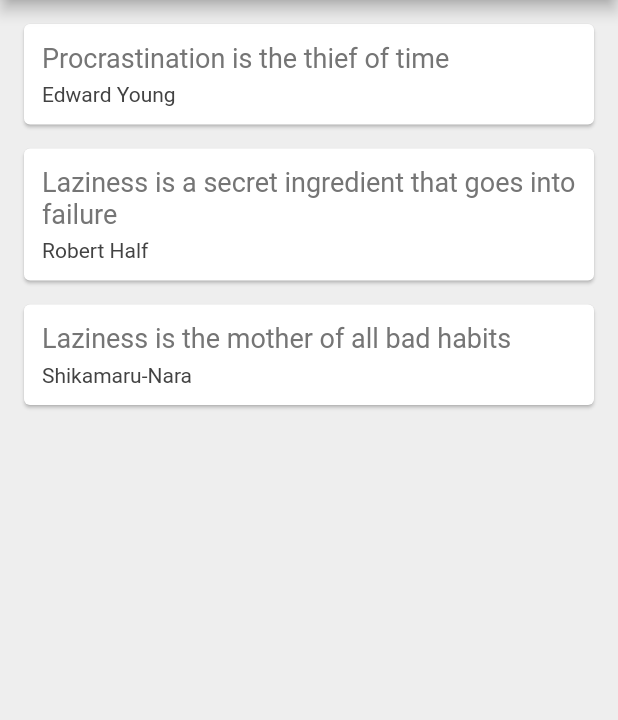
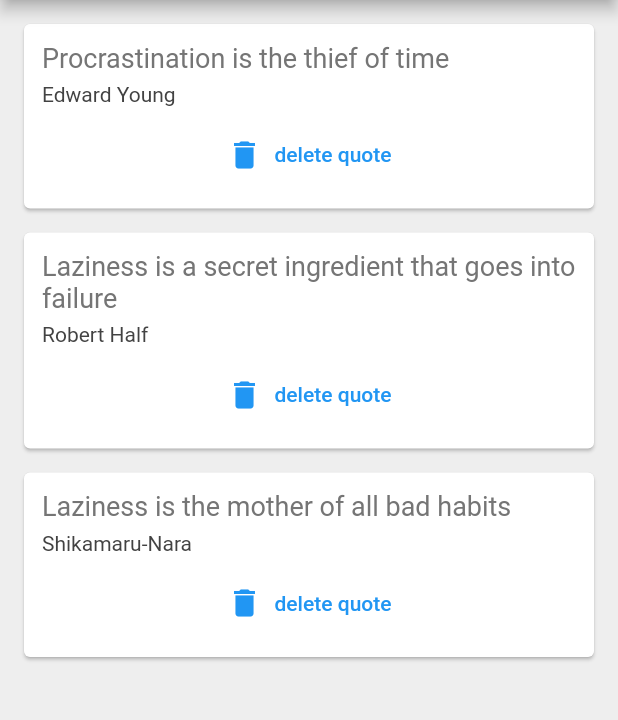
Before and after one commit to ArthurNamutilu/quotes_app, a Flutter app: the screen it shows after launch, on a phone screen of 412 x 824 dp, the part 84-804 px from its top. Run offline on Flutter 3.47's test engine with Material 2 defaults, Android fonts, the phone set to English and light mode, and no system bars.

Commit message:
using functions as urguments

```diff
--- a/lib/main.dart
+++ b/lib/main.dart
@@ -1,6 +1,6 @@
 import 'package:flutter/material.dart';
 import 'quote.dart';
-import 'quote_dart.dart';
+import 'quote_card.dart';
 void main() => runApp(const MaterialApp(
   home: NiceQuotes(),
 ));
@@ -26,7 +26,14 @@ class _NiceQuotesState extends State<NiceQuotes> {
         backgroundColor: Colors.redAccent,
       ),
       body: Column(
-        children: quotes.map((quote) => QuoteCard(quote: quote)).toList(),
+        children: quotes.map((quote) => QuoteCard(
+            quote: quote,
+            delete: (){ // function being passed as a parameter
+              setState(() {
+                quotes.remove(quote);
+              });
+          }
+        )).toList(),
       ),
     );
   }
--- a/lib/quote.dart
+++ b/lib/quote.dart
@@ -1,6 +1,6 @@
 import 'package:flutter/material.dart';
 import 'quote.dart';
-import 'quote_dart.dart';
+import 'quote_card.dart';
 
 class Quote {
 
--- a/lib/quote_dart.dart
+++ b/lib/quote_card.dart
@@ -2,12 +2,14 @@ import 'package:flutter/material.dart';
 import 'quote.dart';
 
 class QuoteCard extends StatelessWidget {
+  final Quote quote;
+  final Function delete; // defining delete() defined in  main.dart
+  QuoteCard({required this.quote, required this.delete});
 
-  final Quote quote;
-  QuoteCard({required this.quote});
 
   @override
   Widget build(BuildContext context) {
+
     return Card(
       margin: const EdgeInsets.fromLTRB(16.0, 16.0, 16.0, 0.0),
       child: Padding(
@@ -30,6 +32,12 @@ class QuoteCard extends StatelessWidget {
                 color: Colors.grey[800],
               ),
             ),
+            const SizedBox(height: 8.0),
+            TextButton.icon(
+              onPressed: delete,    // NOT WORKING
+                label: Text('delete quote'),
+                icon: Icon(Icons.delete),
+            )
           ],
         ),
       ),
```
